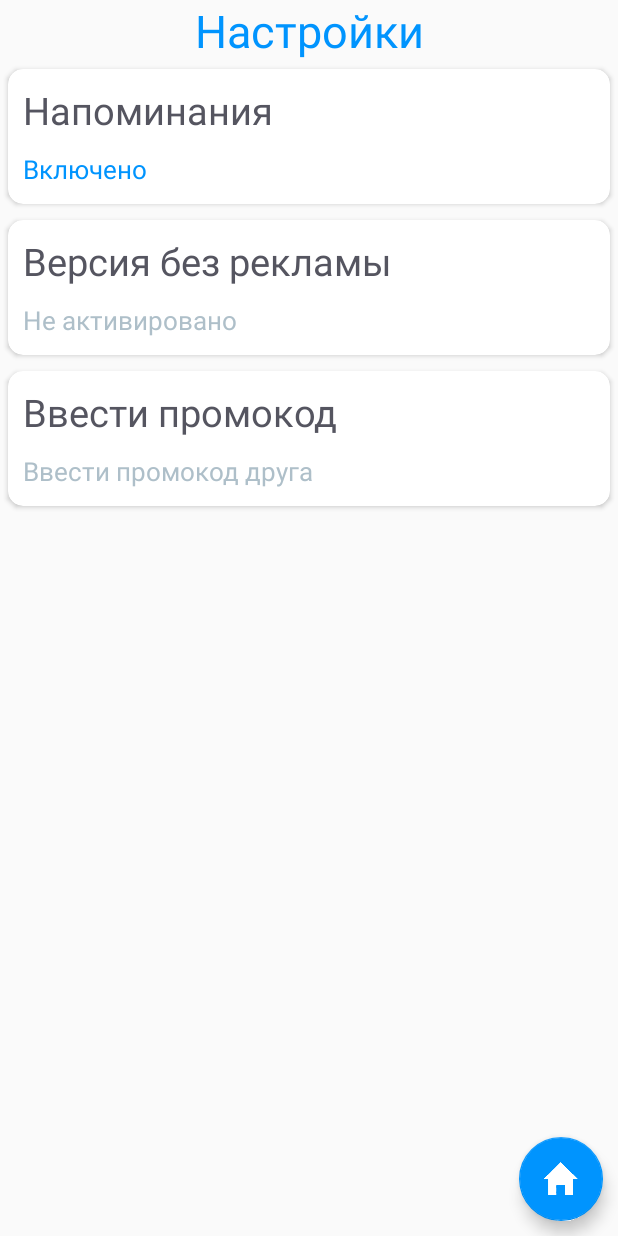
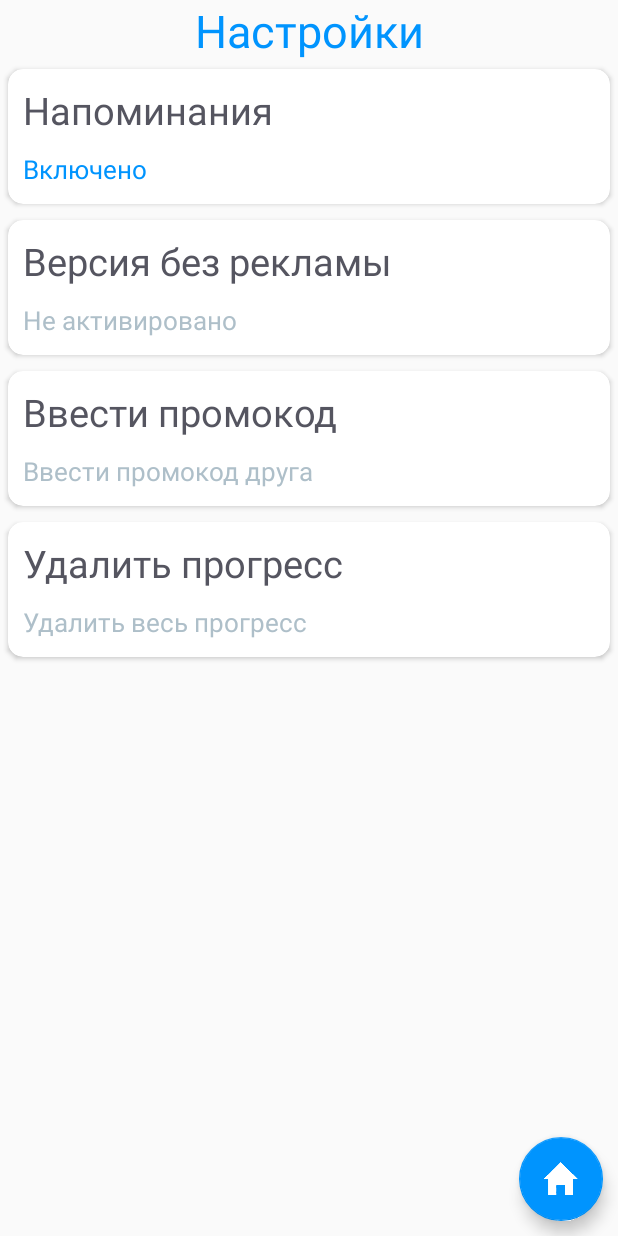
Before and after one commit to kikiyaki/StomachVacuum, an Android app: the SettingsActivity screen opened directly, with no data from a screen before it, on a phone screen of 412 x 824 dp. Run offline under Robolectric (Android 15) with nearby library versions, the phone set to English and light mode, and no system bars; our stand-ins replace Volley; network calls fail.

Commit message:
removing all progress

```diff
--- a/app/src/main/res/layout/activity_settings.xml
+++ b/app/src/main/res/layout/activity_settings.xml
@@ -128,6 +128,41 @@
 
         </androidx.cardview.widget.CardView>
 
+        <androidx.cardview.widget.CardView
+            android:id="@+id/progressRemovalCard"
+            android:layout_width="match_parent"
+            android:layout_height="90dp"
+            android:layout_margin="5dp"
+            card_view:cardCornerRadius="10dp"
+            card_view:cardBackgroundColor="@color/white">
+
+            <RelativeLayout
+                android:layout_width="match_parent"
+                android:layout_height="match_parent">
+
+                <TextView
+                    android:id="@+id/progressRemovalCardTitle"
+                    android:layout_width="match_parent"
+                    android:layout_height="wrap_content"
+                    android:gravity="start|top"
+                    android:layout_margin="10dp"
+                    android:textColor="@color/text"
+                    android:textSize="@dimen/h2"
+                    android:text="@string/settings_activity__progress_removal_title"/>
+
+                <TextView
+                    android:layout_below="@id/progressRemovalCardTitle"
+                    android:layout_width="match_parent"
+                    android:layout_height="wrap_content"
+                    android:layout_marginStart="10dp"
+                    android:textSize="@dimen/h3"
+                    android:textColor="@color/light_grey_blue"
+                    android:text="@string/settings_activity__progress_removal_description"/>
+
+            </RelativeLayout>
+
+        </androidx.cardview.widget.CardView>
+
     </LinearLayout>
 
     <com.google.android.material.floatingactionbutton.FloatingActionButton
--- a/app/src/main/res/values/strings.xml
+++ b/app/src/main/res/values/strings.xml
@@ -53,6 +53,13 @@
 
     <string name="enter_promo_code">Ввести промокод</string>
     <string name="enter_friend_promo_code">Ввести промокод друга</string>
+
+    <string name="settings_activity__progress_removal_title">Удалить прогресс</string>
+    <string name="settings_activity__progress_removal_description">Удалить весь прогресс</string>
+    <string name="settings_activity__progress_removal_promo_title">Удалить весь прогресс?</string>
+    <string name="settings_activity__progress_removal_promo_description">Будет удален весь достигнутый результат тренировок на всех уровнях</string>
+    <string name="settings_activity__progress_removal_promo_yes">Да</string>
+    <string name="settings_activity__progress_removal_promo_no">Нет</string>
 
     <!-- Notification Activity -->
 
```
Also changed, not shown: app/src/main/java/com/sportsandhealth/iamkerel/stomachvacuum/SettingsActivity.java (+30 -0 lines), app/src/main/java/com/sportsandhealth/iamkerel/stomachvacuum/lib/ProgressRemoval.java (added, +27 -0 lines).
